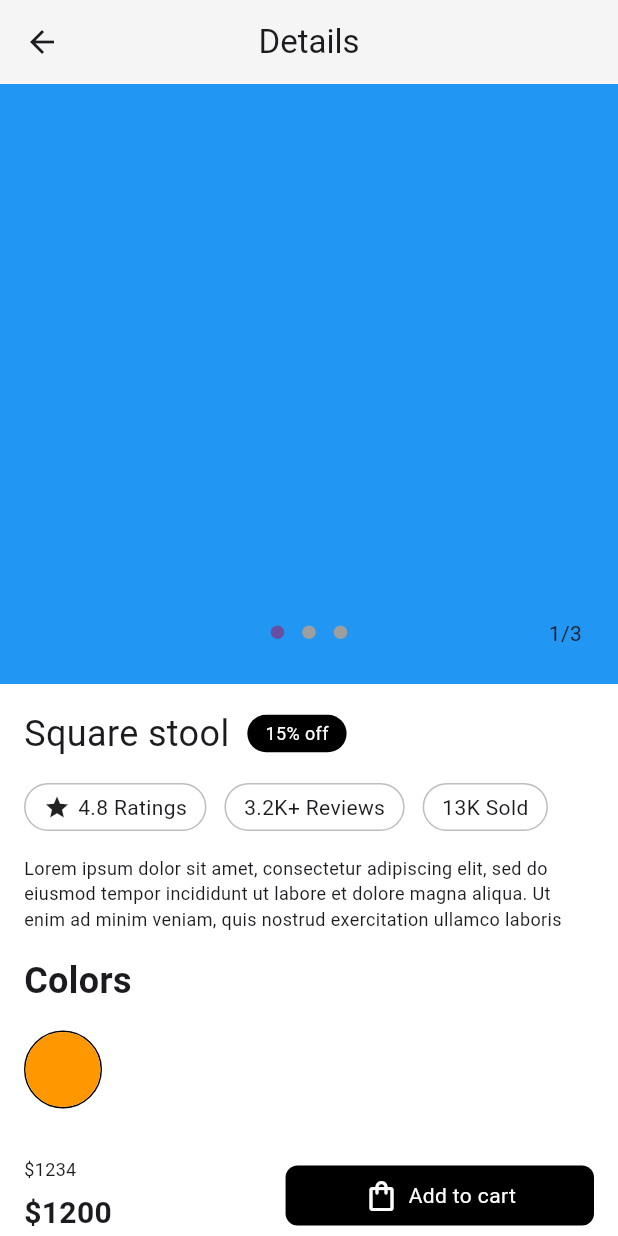
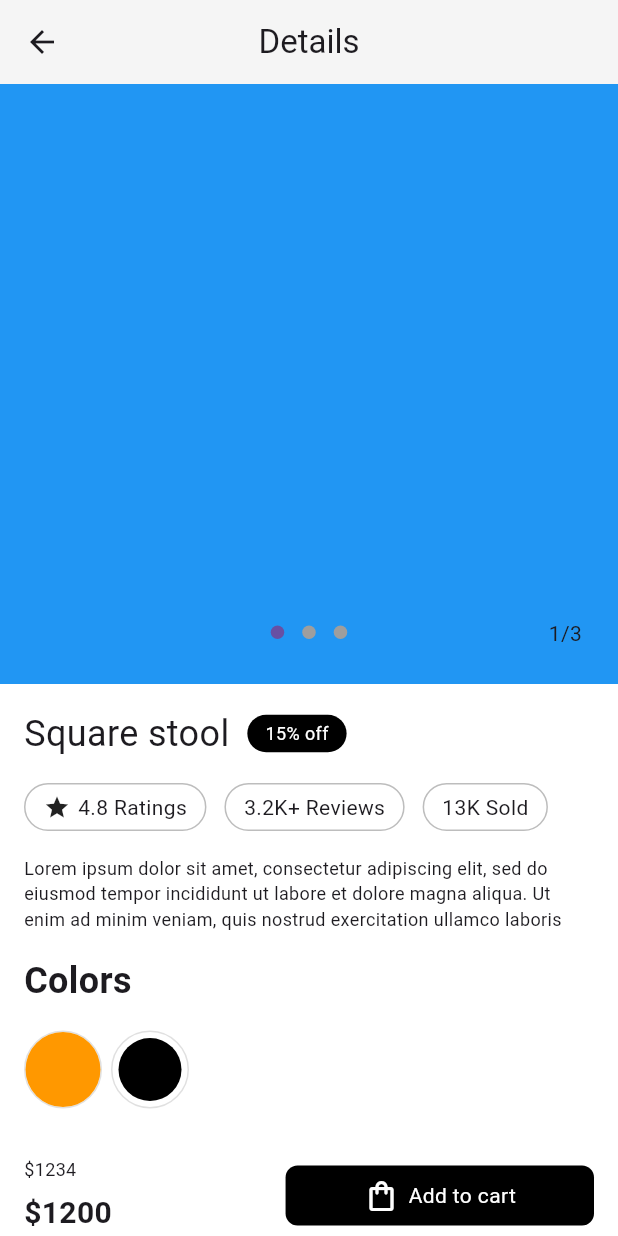
Before and after one commit to JAICHANGPARK/flutter_notebook_chapter_49, a Flutter app: the FurnitureDetailPage screen opened directly, on a phone screen of 412 x 824 dp. Run offline on Flutter 3.47's test engine with Material 3 defaults, Android fonts, the phone set to English and light mode, and no system bars; drawn by our look-alikes of dots_indicator; our stand-ins replace gap, google_fonts.

Commit message:
Update furniture_detail_page.dart

```diff
--- a/lib/ep2460_furniture_app/ui/furniture_detail_page.dart
+++ b/lib/ep2460_furniture_app/ui/furniture_detail_page.dart
@@ -142,18 +142,26 @@ class _FurnitureDetailPageState extends State<FurnitureDetailPage> {
                   SizedBox(
                     height: 52,
                     child: Row(
+                      spacing: 6,
                       children: [
                         Container(
                           height: 52,
                           width: 52,
                           decoration: BoxDecoration(
                             shape: BoxShape.circle,
-                            border: Border.all(),
+                            border: Border.all(color: Colors.grey[300]!),
                           ),
-
-                          child: CircleAvatar(
-                            backgroundColor: Colors.orange,
+                          child: CircleAvatar(backgroundColor: Colors.orange),
+                        ),
+                        Container(
+                          height: 52,
+                          width: 52,
+                          decoration: BoxDecoration(
+                            shape: BoxShape.circle,
+                            border: Border.all(color: Colors.grey[300]!),
                           ),
+                          padding: .all(4),
+                          child: CircleAvatar(backgroundColor: Colors.black),
                         ),
                       ],
                     ),
```
